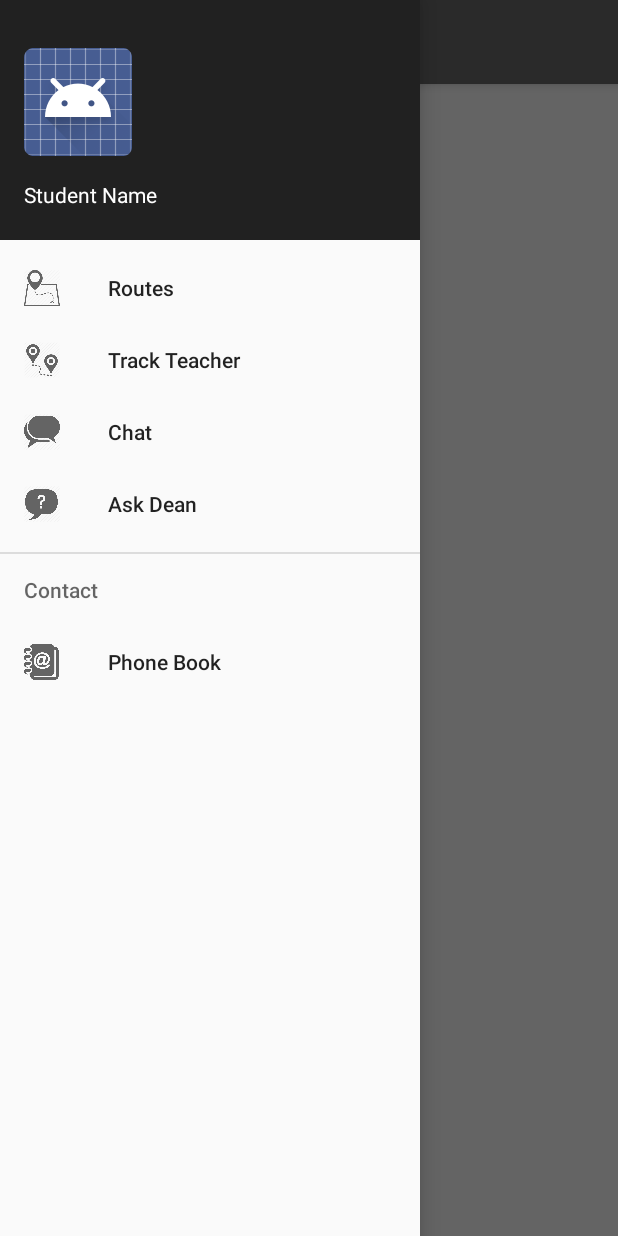
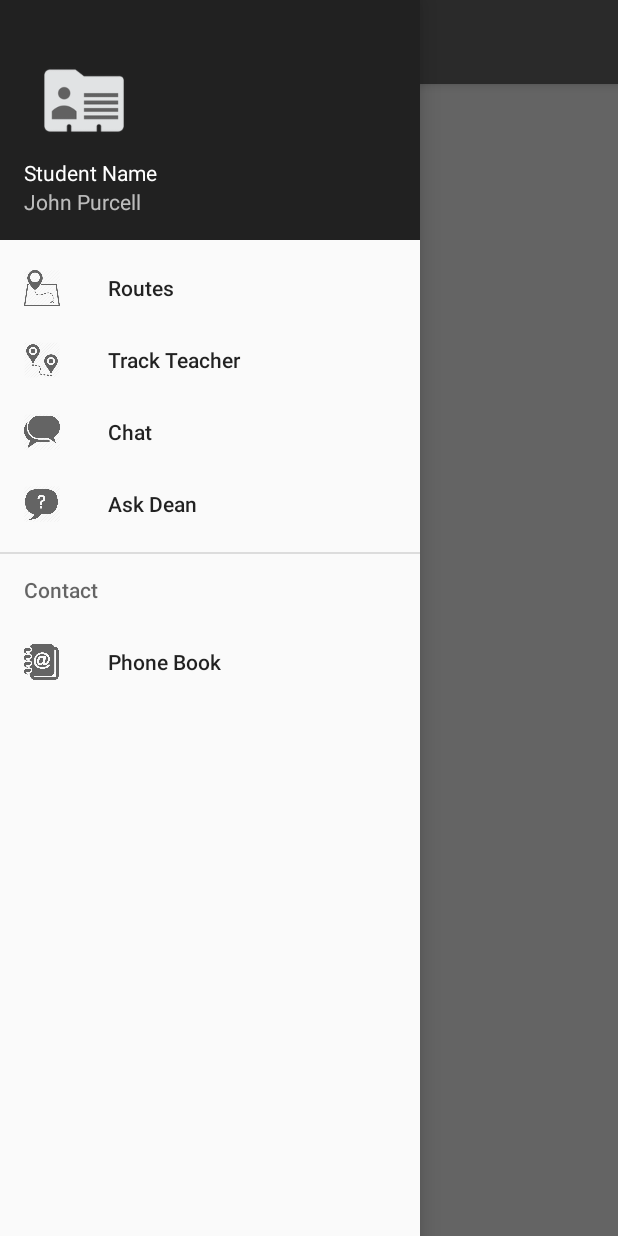
Before and after one commit to husnain446/student-service, an Android app: the screen it shows after launch (MainActivity), with the side drawer open, on a phone screen of 412 x 824 dp. Run offline under Robolectric (Android 15) with nearby library versions, the phone set to English and light mode, and no system bars.

Commit message:
Add icons

```diff
--- a/app/src/main/res/layout/nav_header_main.xml
+++ b/app/src/main/res/layout/nav_header_main.xml
@@ -13,15 +13,15 @@
 
     <ImageView
         android:id="@+id/imageView"
-        android:layout_width="wrap_content"
-        android:layout_height="wrap_content"
-        android:paddingTop="@dimen/nav_header_vertical_spacing"
-        android:src="@android:drawable/sym_def_app_icon" />
+        android:layout_width="80dp"
+        android:layout_height="80dp"
+        android:paddingTop="18dp"
+        android:src="@drawable/ic_profile3" />
 
     <TextView
         android:layout_width="match_parent"
         android:layout_height="wrap_content"
-        android:paddingTop="@dimen/nav_header_vertical_spacing"
+        android:paddingTop="7dp"
         android:text="Student Name"
         android:textAppearance="@style/TextAppearance.AppCompat.Body1" />
 
--- a/app/src/main/res/values/dimens.xml
+++ b/app/src/main/res/values/dimens.xml
@@ -1,6 +1,6 @@
 <resources>
     <!-- Default screen margins, per the Android Design guidelines. -->
-    <dimen name="nav_header_vertical_spacing">16dp</dimen>
+    <dimen name="nav_header_vertical_spacing">18dp</dimen>
     <dimen name="nav_header_height">160dp</dimen>
     <!-- Default screen margins, per the Android Design guidelines. -->
     <dimen name="activity_horizontal_margin">16dp</dimen>
```
Also changed, not shown: app/src/main/res/drawable/ic_profile.png (added), app/src/main/res/drawable/ic_profile2.png (added), app/src/main/res/drawable/ic_profile3.png (added).
